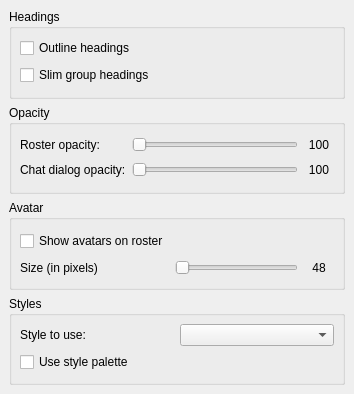
This is main/synapse-im/src/options/opt_appearance_misc.ui in BackupTheBerlios/synapse-xmpp-svn as Qt 5 draws it before an edit. The edited form follows.
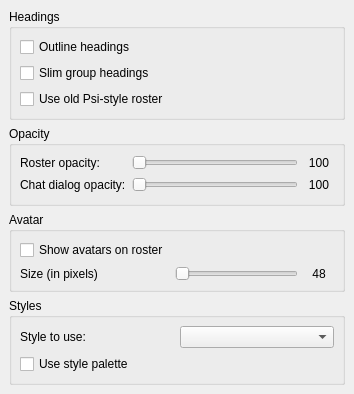
This is the edited form.

Commit message: Added ability to switch style of roster presence directly from options window.

Diff of the .ui file:
```diff
--- a/main/synapse-im/src/options/opt_appearance_misc.ui
+++ b/main/synapse-im/src/options/opt_appearance_misc.ui
@@ -34,13 +34,6 @@
       <property name="spacing" >
        <number>6</number>
       </property>
-      <item row="1" column="0" >
-       <widget class="QCheckBox" name="ck_newHeadings" >
-        <property name="text" >
-         <string>Slim group headings</string>
-        </property>
-       </widget>
-      </item>
       <item row="0" column="0" >
        <widget class="QCheckBox" name="ck_outlineHeadings" >
         <property name="text" >
@@ -48,6 +41,20 @@
         </property>
        </widget>
       </item>
+      <item row="1" column="0" >
+       <widget class="QCheckBox" name="ck_newHeadings" >
+        <property name="text" >
+         <string>Slim group headings</string>
+        </property>
+       </widget>
+      </item>
+      <item row="2" column="0" >
+       <widget class="QCheckBox" name="cb_synapseStyle" >
+        <property name="text" >
+         <string>Use old Psi-style roster</string>
+        </property>
+       </widget>
+      </item>
      </layout>
     </widget>
    </item>
@@ -147,7 +154,7 @@
       <property name="margin" >
        <number>8</number>
       </property>
-      <property name="spacing">
+      <property name="spacing" >
        <number>6</number>
       </property>
       <item row="0" column="0" >
@@ -210,41 +217,16 @@
       </property>
       <item row="0" column="0" >
        <widget class="QLabel" name="lstyle" >
-        <property name="geometry" >
-         <rect>
-          <x>10</x>
-          <y>25</y>
-          <width>81</width>
-          <height>16</height>
-         </rect>
-        </property>
         <property name="text" >
          <string>Style to use:</string>
         </property>
        </widget>
       </item>
       <item row="0" column="1" >
-       <widget class="QComboBox" name="cb_style" >
-        <property name="geometry" >
-         <rect>
-          <x>130</x>
-          <y>20</y>
-          <width>191</width>
-          <height>22</height>
-         </rect>
-        </property>
-       </widget>
+       <widget class="QComboBox" name="cb_style" />
       </item>
       <item row="1" column="0" >
        <widget class="QCheckBox" name="ck_stylePalette" >
-        <property name="geometry" >
-         <rect>
-          <x>10</x>
-          <y>50</y>
-          <width>181</width>
-          <height>20</height>
-         </rect>
-        </property>
         <property name="text" >
          <string>Use style palette</string>
         </property>
```
Left out of the diff: 3 changed lines with no effect on the pictures. The commit also changes 1 other file.
